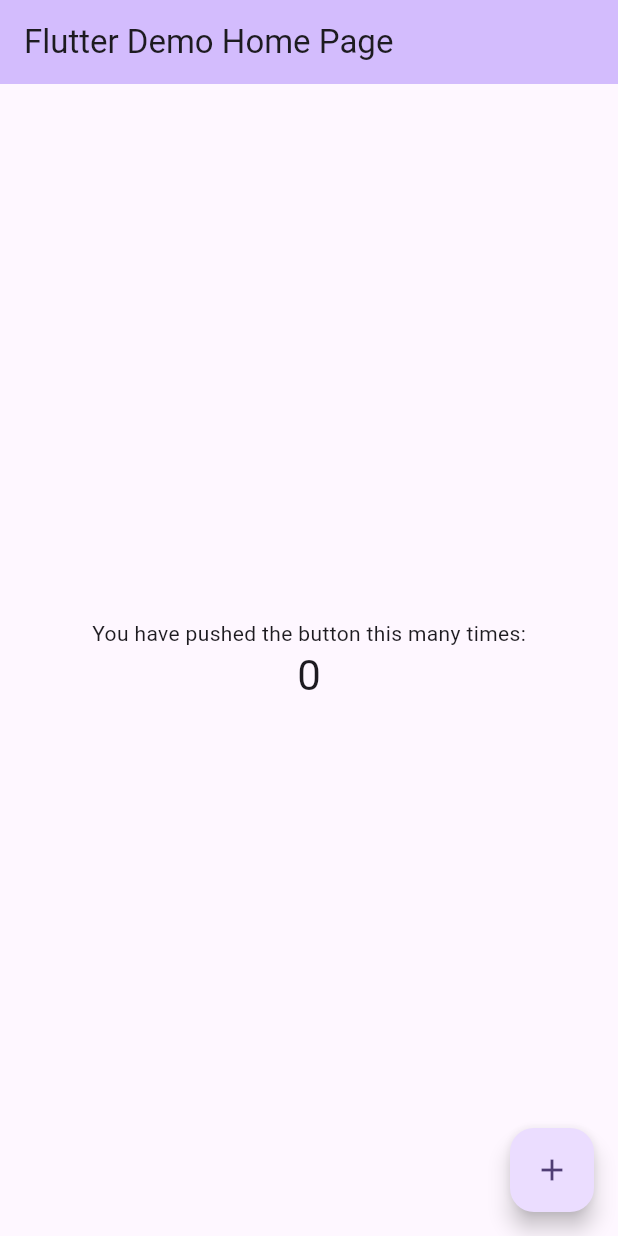
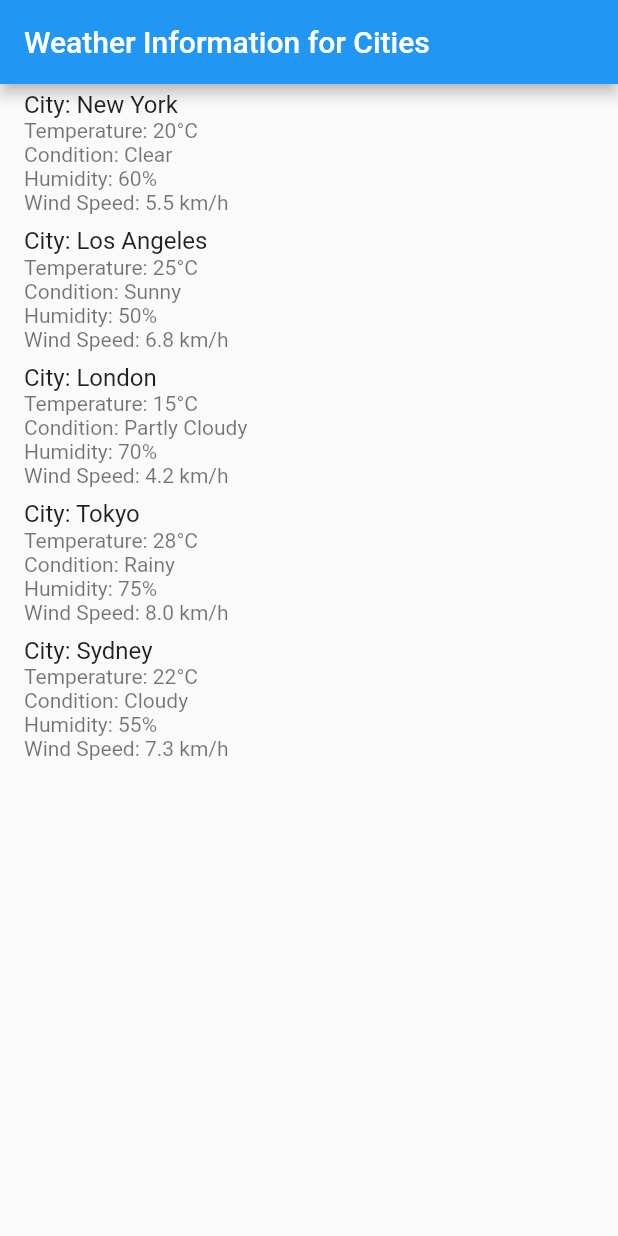
Before and after one commit to sohel7/live_test_11, a Flutter app: the screen it shows after launch, on a phone screen of 412 x 824 dp. Run offline on Flutter 3.47's test engine with Material 2 defaults, Android fonts, the phone set to English and light mode, and no system bars.

Commit message:
Update main.dart

```diff
--- a/lib/main.dart
+++ b/lib/main.dart
@@ -1,125 +1,82 @@
 import 'package:flutter/material.dart';
+import 'dart:convert';
 
 void main() {
-  runApp(const MyApp());
+  runApp(MyApp());
 }
 
 class MyApp extends StatelessWidget {
-  const MyApp({super.key});
-
-  // This widget is the root of your application.
   @override
   Widget build(BuildContext context) {
     return MaterialApp(
-      title: 'Flutter Demo',
-      theme: ThemeData(
-        // This is the theme of your application.
-        //
-        // TRY THIS: Try running your application with "flutter run". You'll see
-        // the application has a blue toolbar. Then, without quitting the app,
-        // try changing the seedColor in the colorScheme below to Colors.green
-        // and then invoke "hot reload" (save your changes or press the "hot
-        // reload" button in a Flutter-supported IDE, or press "r" if you used
-        // the command line to start the app).
-        //
-        // Notice that the counter didn't reset back to zero; the application
-        // state is not lost during the reload. To reset the state, use hot
-        // restart instead.
-        //
-        // This works for code too, not just values: Most code changes can be
-        // tested with just a hot reload.
-        colorScheme: ColorScheme.fromSeed(seedColor: Colors.deepPurple),
-        useMaterial3: true,
-      ),
-      home: const MyHomePage(title: 'Flutter Demo Home Page'),
+      home: WeatherInfoScreen(),
     );
   }
 }
 
-class MyHomePage extends StatefulWidget {
-  const MyHomePage({super.key, required this.title});
-
-  // This widget is the home page of your application. It is stateful, meaning
-  // that it has a State object (defined below) that contains fields that affect
-  // how it looks.
-
-  // This class is the configuration for the state. It holds the values (in this
-  // case the title) provided by the parent (in this case the App widget) and
-  // used by the build method of the State. Fields in a Widget subclass are
-  // always marked "final".
-
-  final String title;
-
-  @override
-  State<MyHomePage> createState() => _MyHomePageState();
-}
-
-class _MyHomePageState extends State<MyHomePage> {
-  int _counter = 0;
-
-  void _incrementCounter() {
-    setState(() {
-      // This call to setState tells the Flutter framework that something has
-      // changed in this State, which causes it to rerun the build method below
-      // so that the display can reflect the updated values. If we changed
-      // _counter without calling setState(), then the build method would not be
-      // called again, and so nothing would appear to happen.
-      _counter++;
-    });
-  }
+class WeatherInfoScreen extends StatelessWidget {
+  final List<Map<String, dynamic>> weatherData = [
+    {
+      "city": "New York",
+      "temperature": 20,
+      "condition": "Clear",
+      "humidity": 60,
+      "windSpeed": 5.5
+    },
+    {
+      "city": "Los Angeles",
+      "temperature": 25,
+      "condition": "Sunny",
+      "humidity": 50,
+      "windSpeed": 6.8
+    },
+    {
+      "city": "London",
+      "temperature": 15,
+      "condition": "Partly Cloudy",
+      "humidity": 70,
+      "windSpeed": 4.2
+    },
+    {
+      "city": "Tokyo",
+      "temperature": 28,
+      "condition": "Rainy",
+      "humidity": 75,
+      "windSpeed": 8.0
+    },
+    {
+      "city": "Sydney",
+      "temperature": 22,
+      "condition": "Cloudy",
+      "humidity": 55,
+      "windSpeed": 7.3
+    },
+  ];
 
   @override
   Widget build(BuildContext context) {
-    // This method is rerun every time setState is called, for instance as done
-    // by the _incrementCounter method above.
-    //
-    // The Flutter framework has been optimized to make rerunning build methods
-    // fast, so that you can just rebuild anything that needs updating rather
-    // than having to individually change instances of widgets.
     return Scaffold(
       appBar: AppBar(
-        // TRY THIS: Try changing the color here to a specific color (to
-        // Colors.amber, perhaps?) and trigger a hot reload to see the AppBar
-        // change color while the other colors stay the same.
-        backgroundColor: Theme.of(context).colorScheme.inversePrimary,
-        // Here we take the value from the MyHomePage object that was created by
-        // the App.build method, and use it to set our appbar title.
-        title: Text(widget.title),
+        title: Text('Weather Information for Cities'),
       ),
-      body: Center(
-        // Center is a layout widget. It takes a single child and positions it
-        // in the middle of the parent.
-        child: Column(
-          // Column is also a layout widget. It takes a list of children and
-          // arranges them vertically. By default, it sizes itself to fit its
-          // children horizontally, and tries to be as tall as its parent.
-          //
-          // Column has various properties to control how it sizes itself and
-          // how it positions its children. Here we use mainAxisAlignment to
-          // center the children vertically; the main axis here is the vertical
-          // axis because Columns are vertical (the cross axis would be
-          // horizontal).
-          //
-          // TRY THIS: Invoke "debug painting" (choose the "Toggle Debug Paint"
-          // action in the IDE, or press "p" in the console), to see the
-          // wireframe for each widget.
-          mainAxisAlignment: MainAxisAlignment.center,
-          children: <Widget>[
-            const Text(
-              'You have pushed the button this many times:',
+      body: ListView.builder(
+        itemCount: weatherData.length,
+        itemBuilder: (context, index) {
+          final cityWeather = weatherData[index];
+          return ListTile(
+            title: Text('City: ${cityWeather['city']}'),
+            subtitle: Column(
+              crossAxisAlignment: CrossAxisAlignment.start,
+              children: [
+                Text('Temperature: ${cityWeather['temperature']}°C'),
+                Text('Condition: ${cityWeather['condition']}'),
+                Text('Humidity: ${cityWeather['humidity']}%'),
+                Text('Wind Speed: ${cityWeather['windSpeed']} km/h'),
+              ],
             ),
-            Text(
-              '$_counter',
-              style: Theme.of(context).textTheme.headlineMedium,
-            ),
-          ],
-        ),
+          );
+        },
       ),
-      floatingActionButton: FloatingActionButton(
-        onPressed: _incrementCounter,
-        tooltip: 'Increment',
-        child: const Icon(Icons.add),
-      ), // This trailing comma makes auto-formatting nicer for build methods.
     );
   }
 }
```
